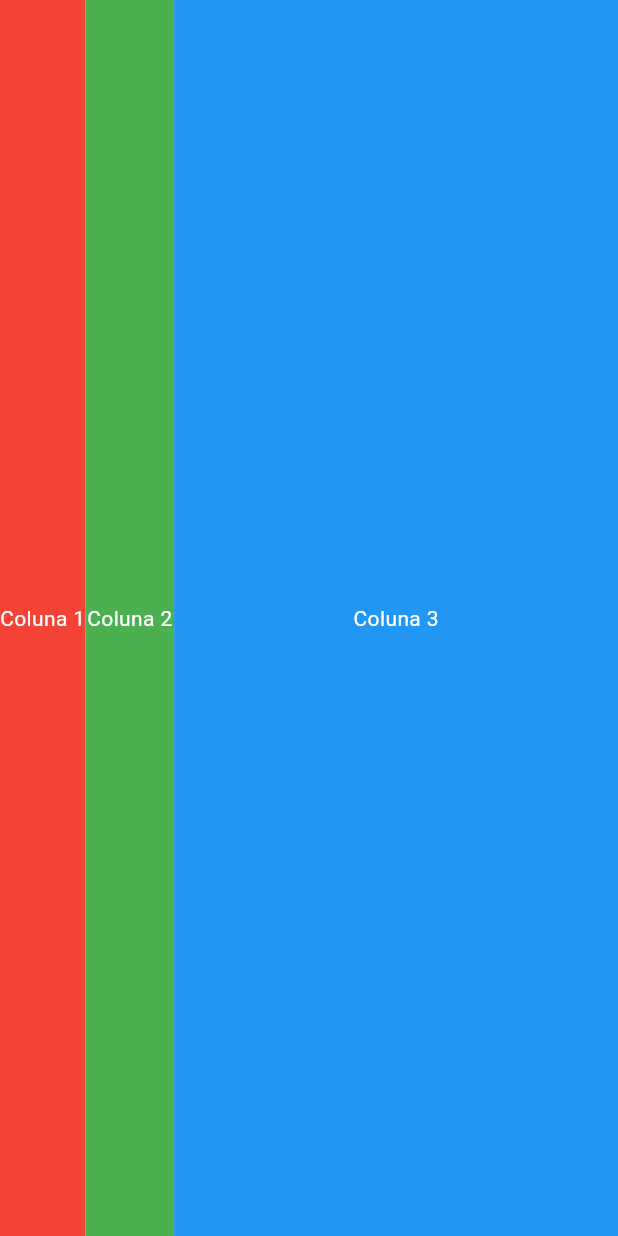
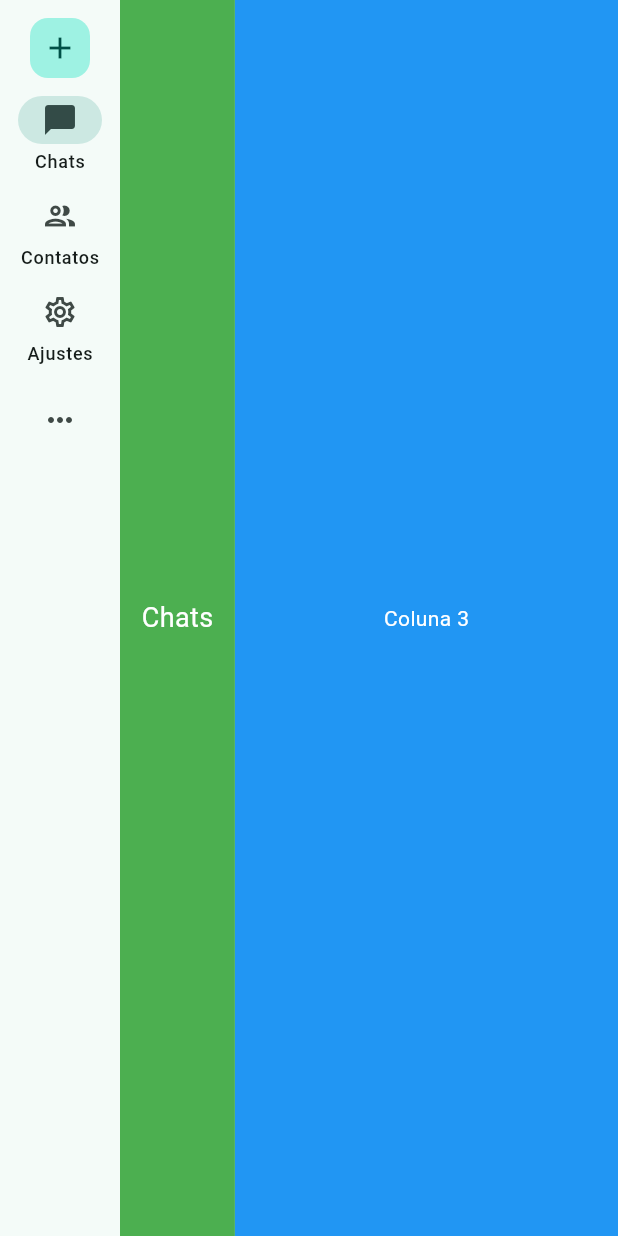
Before and after one commit to jean-devbr/estacio-mensagem, a Flutter app: the screen it shows after launch, on a phone screen of 412 x 824 dp. Run offline on Flutter 3.47's test engine with Material 3 defaults, Android fonts, the phone set to English and light mode, and no system bars.

Commit message:
colocando icones de navegacao

```diff
--- a/lib/main.dart
+++ b/lib/main.dart
@@ -1,10 +1,13 @@
 import 'package:flutter/material.dart';
+import 'widgets/app_navigation_rail.dart';
 import 'pages/chat_page.dart';
+import 'pages/conversations_page.dart';
+import 'pages/settings_page.dart';
 
 // Ajuste os comprimentos das colunas mudando estes valores (flex)
-const double leftFlex = 0.04;
-const double middleFlex = 0.10;
-const double rightFlex = 0.5;
+const double leftFlex = 2;
+const double middleFlex = 3;
+const double rightFlex = 10;
 
 void main() {
   runApp(const MyApp());
@@ -28,32 +31,98 @@ class MyApp extends StatelessWidget {
 }
 
 /// Tela inicial mínima que só mostra opções de navegação para as páginas
-class HomePage extends StatelessWidget {
+class HomePage extends StatefulWidget {
   const HomePage({super.key});
+
+  @override
+  State<HomePage> createState() => _HomePageState();
+}
+
+class _HomePageState extends State<HomePage> {
+  int _selectedIndex = 0;
 
   @override
   Widget build(BuildContext context) {
     return Scaffold(
-
       body: SafeArea(
         child: Row(
           children: [
-            // converte double proporcional em int para a propriedade `flex`
-            Expanded(
-              flex: (leftFlex * 10).round(),
-              child: Container(
-                color: Colors.red,
-                child: const Center(
-                  child: Text('Coluna 1', style: TextStyle(color: Colors.white)),
+            // Coluna esquerda: largura fixa para garantir espaço ao NavigationRail
+            SizedBox(
+              width: 80,
+              child: AppNavigationRail(
+                selectedIndex: _selectedIndex,
+                destinations: const [
+                  NavigationRailDestination(
+                    icon: Icon(Icons.chat),
+                    selectedIcon: Icon(Icons.chat_bubble),
+                    label: Text('Chats'),
+                  ),
+                  NavigationRailDestination(
+                    icon: Icon(Icons.group_outlined),
+                    selectedIcon: Icon(Icons.group),
+                    label: Text('Contatos'),
+                  ),
+                  NavigationRailDestination(
+                    icon: Icon(Icons.settings_outlined),
+                    selectedIcon: Icon(Icons.settings),
+                    label: Text('Ajustes'),
+                  ),
+                ],
+                // exemplo de ícone manual acima da rail
+                leading: FloatingActionButton(
+                  elevation: 0,
+                  onPressed: () {
+                    // ação do botão manual
+                    ScaffoldMessenger.of(context).showSnackBar(const SnackBar(content: Text('Botão manual pressionado')));
+                  },
+                  mini: true,
+                  child: const Icon(Icons.add),
                 ),
+                // exemplo de trailing (abaixo da rail)
+                trailing: IconButton(
+                  onPressed: () {
+                    ScaffoldMessenger.of(context).showSnackBar(const SnackBar(content: Text('Trailing pressionado')));
+                  },
+                  icon: const Icon(Icons.more_horiz_rounded),
+                ),
+                onDestinationSelected: (index) {
+                  // Atualiza seleção localmente (pai controla a seleção)
+                  setState(() => _selectedIndex = index);
+
+                  // Ao clicar em Chats, sempre abrir a página `ChatsPage`.
+                  if (index == 0) {
+                    Navigator.of(context).push(
+                      MaterialPageRoute(
+                        builder: (_) => const ChatsPage(),
+                      ),
+                    );
+                    return;
+                  }
+
+                  // Outros destinos abrem suas páginas
+                  if (index == 1) {
+                    Navigator.of(context).push(
+                      MaterialPageRoute(
+                        builder: (_) => const ConversationsPage(),
+                      ),
+                    );
+                  } else if (index == 2) {
+                    Navigator.of(context).push(
+                      MaterialPageRoute(
+                        builder: (_) => const SettingsPage(),
+                      ),
+                    );
+                  }
+                },
               ),
             ),
             Expanded(
               flex: (middleFlex * 10).round(),
               child: Container(
                 color: Colors.green,
-                child: const Center(
-                  child: Text('Coluna 2', style: TextStyle(color: Colors.white)),
+                child: Center(
+                  child: _buildCenterContent(),
                 ),
               ),
             ),
@@ -71,4 +140,18 @@ class HomePage extends StatelessWidget {
       ),
     );
   }
+
+  // Conteúdo do centro que muda conforme a seleção
+  Widget _buildCenterContent() {
+    switch (_selectedIndex) {
+      case 0:
+        return const Text('Chats', style: TextStyle(color: Colors.white, fontSize: 18));
+      case 1:
+        return const Text('Contatos', style: TextStyle(color: Colors.white, fontSize: 18));
+      case 2:
+        return const Text('Ajustes', style: TextStyle(color: Colors.white, fontSize: 18));
+      default:
+        return const Text('Coluna 2', style: TextStyle(color: Colors.white));
+    }
+  }
 }
--- a/lib/pages/chat_page.dart
+++ b/lib/pages/chat_page.dart
@@ -0,0 +1,13 @@
+import 'package:flutter/material.dart';
+
+class ChatsPage extends StatelessWidget {
+  const ChatsPage({super.key});
+
+  @override
+  Widget build(BuildContext context) {
+    return Scaffold(
+      appBar: AppBar(title: const Text('Chats')),
+      body: const Center(child: Text('Página Chats (index)')),
+    );
+  }
+}
--- a/lib/pages/conversations_page.dart
+++ b/lib/pages/conversations_page.dart
@@ -0,0 +1,13 @@
+import 'package:flutter/material.dart';
+
+class ConversationsPage extends StatelessWidget {
+  const ConversationsPage({super.key});
+
+  @override
+  Widget build(BuildContext context) {
+    return Scaffold(
+      appBar: AppBar(title: const Text('Contatos')),
+      body: const Center(child: Text('Página Contatos')),
+    );
+  }
+}
--- /dev/null
+++ b/lib/pages/settings_page.dart
@@ -0,0 +1,13 @@
+import 'package:flutter/material.dart';
+
+class SettingsPage extends StatelessWidget {
+  const SettingsPage({super.key});
+
+  @override
+  Widget build(BuildContext context) {
+    return Scaffold(
+      appBar: AppBar(title: const Text('Ajustes')),
+      body: const Center(child: Text('Página Ajustes')),
+    );
+  }
+}
--- /dev/null
+++ b/lib/widgets/app_navigation_rail.dart
@@ -0,0 +1,81 @@
+import 'package:flutter/material.dart';
+
+/// Embeddable NavigationRail widget.
+///
+/// Use this widget inside a layout (for example, dentro da coluna 1) para
+/// mostrar a barra de navegação sem possuir seu próprio `main()` ou `Scaffold`.
+class AppNavigationRail extends StatefulWidget {
+  /// Callback chamado quando o usuário seleciona um destino.
+  final ValueChanged<int>? onDestinationSelected;
+  /// Lista customizada de destinos. Se for nula, serão usados os destinos
+  /// padrão (Chats, Contatos, Ajustes).
+  final List<NavigationRailDestination>? destinations;
+  /// Índice selecionado controlado externamente. Se fornecido, o widget não
+  /// gerenciará seu próprio estado e usará este valor.
+  final int? selectedIndex;
+  /// Widget opcional exibido acima do NavigationRail (por exemplo um botão
+  /// manual que você queira adicionar). Se null, não é exibido.
+  final Widget? leading;
+  /// Widget opcional exibido abaixo do NavigationRail (por exemplo um botão
+  /// de configurações). Se null, não é exibido.
+  final Widget? trailing;
+
+  const AppNavigationRail({
+    super.key,
+    this.onDestinationSelected,
+    this.destinations,
+    this.leading,
+    this.trailing,
+    this.selectedIndex,
+  });
+
+  @override
+  State<AppNavigationRail> createState() => _AppNavigationRailState();
+}
+
+class _AppNavigationRailState extends State<AppNavigationRail> {
+  int _selectedIndex = 0;
+
+  @override
+  Widget build(BuildContext context) {
+    final dests = widget.destinations ?? const <NavigationRailDestination>[
+      NavigationRailDestination(
+        icon: Icon(Icons.chat),
+        selectedIcon: Icon(Icons.chat_bubble),
+        label: Text('Chats'),
+      ),
+      NavigationRailDestination(
+        icon: Icon(Icons.group_outlined),
+        selectedIcon: Icon(Icons.group),
+        label: Text('Contatos'),
+      ),
+      NavigationRailDestination(
+        icon: Icon(Icons.settings_outlined),
+        selectedIcon: Icon(Icons.settings),
+        label: Text('Ajustes'),
+      ),
+    ];
+
+    final effectiveIndex = widget.selectedIndex ?? _selectedIndex;
+
+    return NavigationRail(
+      selectedIndex: effectiveIndex,
+      onDestinationSelected: (int index) {
+        // Se o pai está controlando o índice, não atualizamos o estado interno
+        // aqui — apenas chamamos o callback. Caso contrário, atualizamos.
+        if (widget.selectedIndex == null) {
+          setState(() {
+            _selectedIndex = index;
+          });
+        }
+        widget.onDestinationSelected?.call(index);
+      },
+      // Se `leading`/`trailing` foram passados pelo pai, use-os; caso
+      // contrário, exiba nada nesses slots.
+      leading: widget.leading ?? const SizedBox(),
+      trailing: widget.trailing ?? const SizedBox(),
+      labelType: NavigationRailLabelType.all,
+      destinations: dests,
+    );
+  }
+}
```
